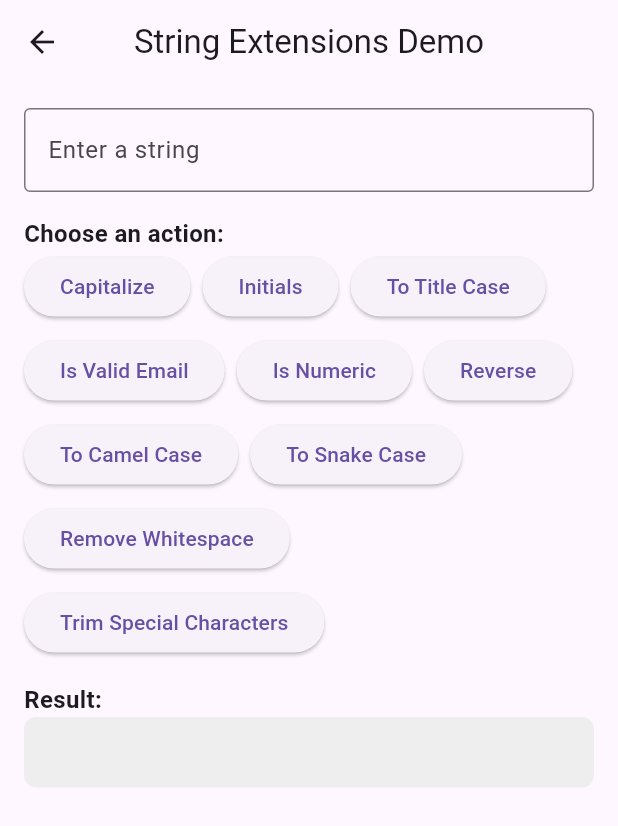
After one commit to azharbinanwar/extensions_plus, a Flutter app: the StringExtensionPage screen opened directly, on a phone screen of 412 x 824 dp. The commit adds this screen. Shown: the top 826 px of the screen. Run offline on Flutter 3.47's test engine with Material 3 defaults, Android fonts, the phone set to English and light mode, and no system bars.

Commit message:
Add an example of String extension Format code

```diff
--- a/example/lib/main.dart
+++ b/example/lib/main.dart
@@ -4,6 +4,7 @@ import 'package:example/pages/date_time_extension_demo_page.dart';
 import 'package:example/pages/list_extension_page.dart';
 import 'package:example/pages/map_extension_page.dart';
 import 'package:example/pages/num_extension_demo_page.dart';
+import 'package:example/pages/string_extension_page.dart';
 import 'package:example/pages/theme_extension_page.dart';
 import 'package:example/pages/widget_demo_page.dart';
 import 'package:extensions_plus/extensions_plus.dart';
@@ -71,6 +72,10 @@ class ExtensionUsagePage extends StatelessWidget {
               title: const Text('Widget extension'),
               onTap: () => context.push(WidgetExtensionDemo()),
             ),
+            ListTile(
+              title: const Text('String extension'),
+              onTap: () => context.push(StringExtensionPage()),
+            ),
           ],
         ),
       ),
--- a/example/lib/pages/color_extension_page.dart
+++ b/example/lib/pages/color_extension_page.dart
@@ -58,7 +58,8 @@ class ColorExtensionPage extends StatelessWidget {
   }
 
   // Helper to build rows of colors
-  Widget buildColorRow(BuildContext context, Color baseColor, List<String> labels, List<Color> colors) {
+  Widget buildColorRow(BuildContext context, Color baseColor,
+      List<String> labels, List<Color> colors) {
     return Row(
       children: List.generate(colors.length, (index) {
         return Expanded(
--- a/example/lib/pages/num_extension_demo_page.dart
+++ b/example/lib/pages/num_extension_demo_page.dart
@@ -64,7 +64,8 @@ class NumericExtensionDemoPage extends StatelessWidget {
       {
         'value': demoNumber.toString(),
         'function': 'format(",", ".")',
-        'result': demoNumber.format(thousandSeparator: ',', decimalSeparator: '.'),
+        'result':
+            demoNumber.format(thousandSeparator: ',', decimalSeparator: '.'),
       },
     ];
 
--- /dev/null
+++ b/example/lib/pages/string_extension_page.dart
@@ -0,0 +1,154 @@
+import 'package:extensions_plus/extensions_plus.dart';
+import 'package:flutter/material.dart';
+
+class StringExtensionPage extends StatefulWidget {
+  const StringExtensionPage({super.key});
+
+  @override
+  State<StringExtensionPage> createState() => _StringExtensionPageState();
+}
+
+class _StringExtensionPageState extends State<StringExtensionPage> {
+  final TextEditingController _inputController = TextEditingController();
+  String _result = "";
+
+  void _applyExtension(String extensionName) {
+    final inputText = _inputController.text;
+    if (inputText.isEmpty) {
+      setState(() {
+        _result = "Input is empty.";
+      });
+      return;
+    }
+
+    setState(() {
+      switch (extensionName) {
+        case 'Capitalize':
+          _result = inputText.capitalize();
+          break;
+        case 'Initials':
+          _result = inputText.initials;
+          break;
+        case 'To Title Case':
+          _result = inputText.toTitleCase();
+          break;
+        case 'Is Valid Email':
+          _result = inputText.isValidEmail ? "Valid Email" : "Invalid Email";
+          break;
+        case 'Is Numeric':
+          _result = inputText.isNumeric() ? "Is Numeric" : "Not Numeric";
+          break;
+        case 'Reverse':
+          _result = inputText.reverse;
+          break;
+        case 'To Camel Case':
+          _result = inputText.toCamelCase();
+          break;
+        case 'To Snake Case':
+          _result = inputText.toSnakeCase();
+          break;
+        case 'Remove Whitespace':
+          _result = inputText.removeWhitespace;
+          break;
+        case 'Trim Special Characters':
+          _result = inputText.trimSpecialCharacters();
+          break;
+        default:
+          _result = "Unknown extension.";
+      }
+    });
+  }
+
+  @override
+  Widget build(BuildContext context) {
+    return Scaffold(
+      appBar: AppBar(
+        title: Text("String Extensions Demo"),
+        centerTitle: true,
+      ),
+      body: Padding(
+        padding: const EdgeInsets.all(16.0),
+        child: Column(
+          crossAxisAlignment: CrossAxisAlignment.start,
+          children: [
+            TextField(
+              controller: _inputController,
+              decoration: InputDecoration(
+                labelText: "Enter a string",
+                border: OutlineInputBorder(),
+              ),
+            ),
+            SizedBox(height: 16),
+            Text(
+              "Choose an action:",
+              style: TextStyle(fontWeight: FontWeight.bold, fontSize: 16),
+            ),
+            Wrap(
+              spacing: 8.0,
+              runSpacing: 8.0,
+              children: [
+                ElevatedButton(
+                  onPressed: () => _applyExtension('Capitalize'),
+                  child: Text("Capitalize"),
+                ),
+                ElevatedButton(
+                  onPressed: () => _applyExtension('Initials'),
+                  child: Text("Initials"),
+                ),
+                ElevatedButton(
+                  onPressed: () => _applyExtension('To Title Case'),
+                  child: Text("To Title Case"),
+                ),
+                ElevatedButton(
+                  onPressed: () => _applyExtension('Is Valid Email'),
+                  child: Text("Is Valid Email"),
+                ),
+                ElevatedButton(
+                  onPressed: () => _applyExtension('Is Numeric'),
+                  child: Text("Is Numeric"),
+                ),
+                ElevatedButton(
+                  onPressed: () => _applyExtension('Reverse'),
+                  child: Text("Reverse"),
+                ),
+                ElevatedButton(
+                  onPressed: () => _applyExtension('To Camel Case'),
+                  child: Text("To Camel Case"),
+                ),
+                ElevatedButton(
+                  onPressed: () => _applyExtension('To Snake Case'),
+                  child: Text("To Snake Case"),
+                ),
+                ElevatedButton(
+                  onPressed: () => _applyExtension('Remove Whitespace'),
+                  child: Text("Remove Whitespace"),
+                ),
+                ElevatedButton(
+                  onPressed: () => _applyExtension('Trim Special Characters'),
+                  child: Text("Trim Special Characters"),
+                ),
+              ],
+            ),
+            SizedBox(height: 16),
+            Text(
+              "Result:",
+              style: TextStyle(fontWeight: FontWeight.bold, fontSize: 16),
+            ),
+            Container(
+              padding: EdgeInsets.all(12.0),
+              width: double.infinity,
+              decoration: BoxDecoration(
+                color: Colors.grey.shade200,
+                borderRadius: BorderRadius.circular(8.0),
+              ),
+              child: Text(
+                _result,
+                style: TextStyle(fontSize: 16),
+              ),
+            ),
+          ],
+        ),
+      ),
+    );
+  }
+}
--- a/example/lib/pages/widget_demo_page.dart
+++ b/example/lib/pages/widget_demo_page.dart
@@ -1,7 +1,9 @@
 import 'package:flutter/material.dart';
-import 'package:extensions_plus/extensions_plus.dart';  // Import your extension file
+import 'package:extensions_plus/extensions_plus.dart'; // Import your extension file
 
 class WidgetExtensionDemo extends StatelessWidget {
+  const WidgetExtensionDemo({super.key});
+
   @override
   Widget build(BuildContext context) {
     return Scaffold(
@@ -12,7 +14,8 @@ class WidgetExtensionDemo extends StatelessWidget {
           crossAxisAlignment: CrossAxisAlignment.start,
           children: [
             // Padding and Centering Example
-            Text('Padding and Centering Example', style: TextStyle(fontSize: 18, fontWeight: FontWeight.bold)),
+            Text('Padding and Centering Example',
+                style: TextStyle(fontSize: 18, fontWeight: FontWeight.bold)),
             SizedBox(height: 8),
             Container(
               color: Colors.blue,
@@ -22,18 +25,22 @@ class WidgetExtensionDemo extends StatelessWidget {
             SizedBox(height: 20),
 
             // OnTap Gesture Example
-            Text('OnTap Gesture Example', style: TextStyle(fontSize: 18, fontWeight: FontWeight.bold)),
+            Text('OnTap Gesture Example',
+                style: TextStyle(fontSize: 18, fontWeight: FontWeight.bold)),
             SizedBox(height: 8),
             Container(
               color: Colors.green,
               height: 100,
               width: double.infinity,
-              child: Center(child: Text('Tap Me!', style: TextStyle(color: Colors.white))),
+              child: Center(
+                  child:
+                      Text('Tap Me!', style: TextStyle(color: Colors.white))),
             ).onTap(() => context.showSnackBar(Text('Container Tapped'))),
             SizedBox(height: 20),
 
             // Scrollable List Example
-            Text('Scrollable List Example', style: TextStyle(fontSize: 18, fontWeight: FontWeight.bold)),
+            Text('Scrollable List Example',
+                style: TextStyle(fontSize: 18, fontWeight: FontWeight.bold)),
             SizedBox(height: 8),
             SizedBox(
               height: 200.0,
@@ -44,7 +51,8 @@ class WidgetExtensionDemo extends StatelessWidget {
             SizedBox(height: 20),
 
             // Visibility and Opacity Example
-            Text('Visibility and Opacity Example', style: TextStyle(fontSize: 18, fontWeight: FontWeight.bold)),
+            Text('Visibility and Opacity Example',
+                style: TextStyle(fontSize: 18, fontWeight: FontWeight.bold)),
             SizedBox(height: 8),
             Row(
               children: [
@@ -52,27 +60,29 @@ class WidgetExtensionDemo extends StatelessWidget {
                     .visibility(visible: true)
                     .opacity(0.8),
                 SizedBox(width: 10),
-                Text('Invisible Text => ')
-                    .opacity(0.0),
-                Text('This text is invisible')
-                    .visibility(visible: false),
+                Text('Invisible Text => ').opacity(0.0),
+                Text('This text is invisible').visibility(visible: false),
               ],
             ),
             SizedBox(height: 20),
 
             // Elevation and Material Example
-            Text('Elevation and Material Example', style: TextStyle(fontSize: 18, fontWeight: FontWeight.bold)),
+            Text('Elevation and Material Example',
+                style: TextStyle(fontSize: 18, fontWeight: FontWeight.bold)),
             SizedBox(height: 8),
             Container(
               height: 100,
               width: double.infinity,
               color: Colors.orange,
-              child: Center(child: Text('Elevated Container', style: TextStyle(color: Colors.white))),
+              child: Center(
+                  child: Text('Elevated Container',
+                      style: TextStyle(color: Colors.white))),
             ).elevation(elevation: 6, shadowColor: Colors.black),
             SizedBox(height: 20),
 
             // Responsive Constraint Example
-            Text('Responsive Constraint Example', style: TextStyle(fontSize: 18, fontWeight: FontWeight.bold)),
+            Text('Responsive Constraint Example',
+                style: TextStyle(fontSize: 18, fontWeight: FontWeight.bold)),
             SizedBox(height: 8),
             Container(
               color: Colors.purple,
@@ -83,31 +93,37 @@ class WidgetExtensionDemo extends StatelessWidget {
             SizedBox(height: 20),
 
             // Rotation and Scaling Example
-            Text('Rotation and Scaling Example', style: TextStyle(fontSize: 18, fontWeight: FontWeight.bold)),
+            Text('Rotation and Scaling Example',
+                style: TextStyle(fontSize: 18, fontWeight: FontWeight.bold)),
             SizedBox(height: 8),
             Container(
               color: Colors.red,
               height: 100,
               width: 100,
-              child: Center(child: Text('Rotated Box', style: TextStyle(color: Colors.white))),
+              child: Center(
+                  child: Text('Rotated Box',
+                      style: TextStyle(color: Colors.white))),
             ).rotate(45).scale(1.5),
             SizedBox(height: 20),
 
             // Materialized Widget with Border Radius Example
-            Text('Materialized Widget with Border Radius Example', style: TextStyle(fontSize: 18, fontWeight: FontWeight.bold)),
+            Text('Materialized Widget with Border Radius Example',
+                style: TextStyle(fontSize: 18, fontWeight: FontWeight.bold)),
             SizedBox(height: 8),
             Container(
               height: 100,
               width: double.infinity,
               color: Colors.amber,
-              child: Center(child: Text('Rounded Box', style: TextStyle(color: Colors.white))),
+              child: Center(
+                  child: Text('Rounded Box',
+                      style: TextStyle(color: Colors.white))),
             ).materialized(borderRadius: BorderRadius.circular(12)),
             SizedBox(height: 20),
 
             // Color Filter and Gradient Example
-            Text('Color Filter and Gradient Example', style: TextStyle(fontSize: 18, fontWeight: FontWeight.bold)),
+            Text('Color Filter and Gradient Example',
+                style: TextStyle(fontSize: 18, fontWeight: FontWeight.bold)),
             SizedBox(height: 8),
-
           ],
         ),
       ),
--- a/lib/extensions/ui/color_extension.dart
+++ b/lib/extensions/ui/color_extension.dart
@@ -85,8 +85,9 @@ extension ColorExtension on Color {
   /// String hexColor = Colors.blue.hexWithoutAlpha(); // #0000FF
   String get hex {
     return '#${(r * 255).toInt().toRadixString(16).padLeft(2, '0')}'
-        '${(g * 255).toInt().toRadixString(16).padLeft(2, '0')}'
-        '${(b * 255).toInt().toRadixString(16).padLeft(2, '0')}'.toLowerCase();
+            '${(g * 255).toInt().toRadixString(16).padLeft(2, '0')}'
+            '${(b * 255).toInt().toRadixString(16).padLeft(2, '0')}'
+        .toLowerCase();
   }
 
   /// Adjusts the brightness of the color
```
Also changed, not shown: example/lib/pages/list_extension_page.dart (+12 -5 lines), example/lib/widgets/json_viewer.dart (line endings or trailing spaces), 1 other file.
